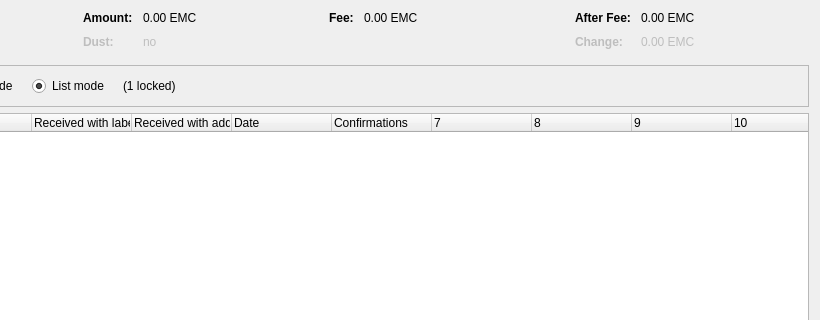
Exgibichi/rt, file src/qt/forms/coincontroldialog.ui: the form before one commit; both pictures show x 180 to 1000 and y 0 to 320 of the 1000 by 500 pixel window.
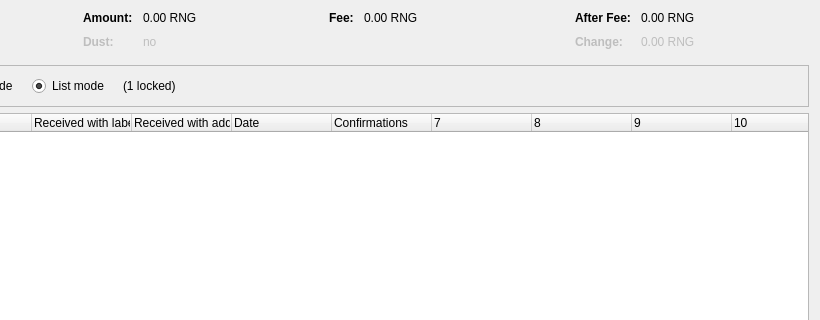
The form after the commit. Custom widgets are drawn as their Qt base class.

```diff
--- a/src/qt/forms/coincontroldialog.ui
+++ b/src/qt/forms/coincontroldialog.ui
@@ -132,7 +132,7 @@
           <enum>Qt::ActionsContextMenu</enum>
          </property>
          <property name="text">
-          <string notr="true">0.00 EMC</string>
+          <string notr="true">0.00 RNG</string>
          </property>
          <property name="textInteractionFlags">
           <set>Qt::LinksAccessibleByMouse|Qt::TextSelectableByKeyboard|Qt::TextSelectableByMouse</set>
@@ -212,7 +212,7 @@
           <enum>Qt::ActionsContextMenu</enum>
          </property>
          <property name="text">
-          <string notr="true">0.00 EMC</string>
+          <string notr="true">0.00 RNG</string>
          </property>
          <property name="textInteractionFlags">
           <set>Qt::LinksAccessibleByMouse|Qt::TextSelectableByKeyboard|Qt::TextSelectableByMouse</set>
@@ -257,7 +257,7 @@
           <enum>Qt::ActionsContextMenu</enum>
          </property>
          <property name="text">
-          <string notr="true">0.00 EMC</string>
+          <string notr="true">0.00 RNG</string>
          </property>
          <property name="textInteractionFlags">
           <set>Qt::LinksAccessibleByMouse|Qt::TextSelectableByKeyboard|Qt::TextSelectableByMouse</set>
@@ -292,7 +292,7 @@
           <enum>Qt::ActionsContextMenu</enum>
          </property>
          <property name="text">
-          <string notr="true">0.00 EMC</string>
+          <string notr="true">0.00 RNG</string>
          </property>
          <property name="textInteractionFlags">
           <set>Qt::LinksAccessibleByMouse|Qt::TextSelectableByKeyboard|Qt::TextSelectableByMouse</set>
```
